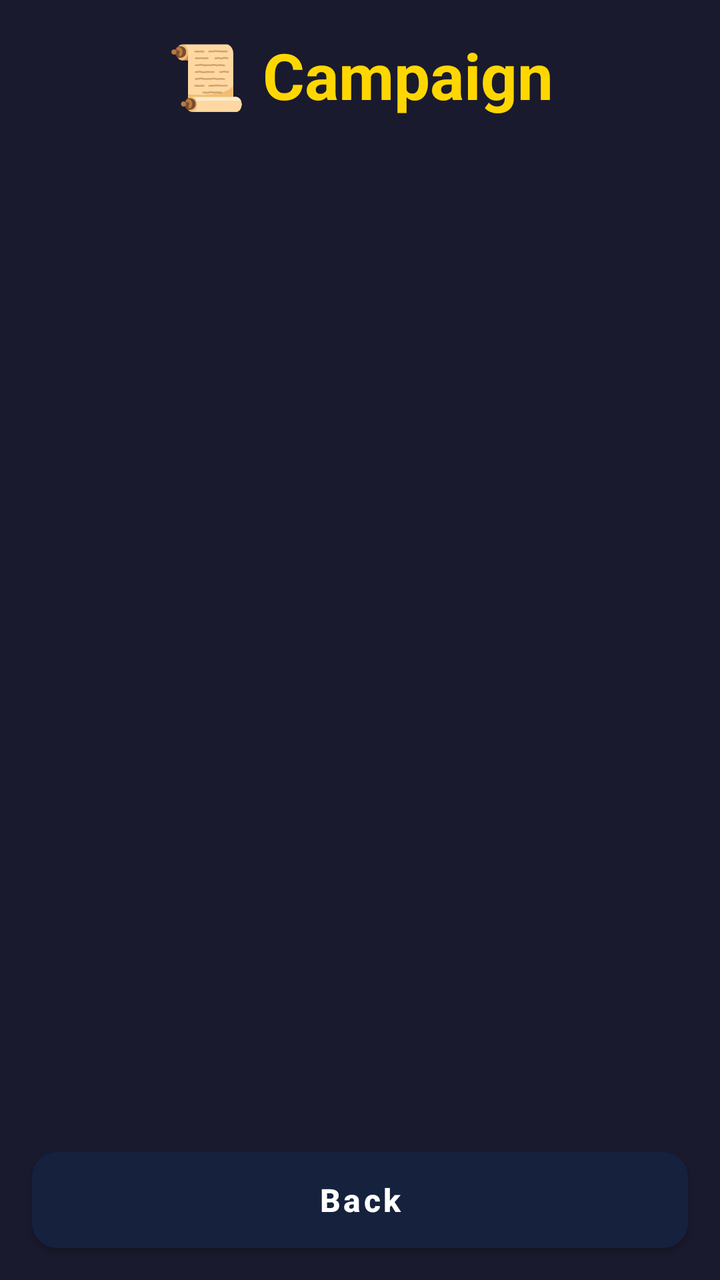
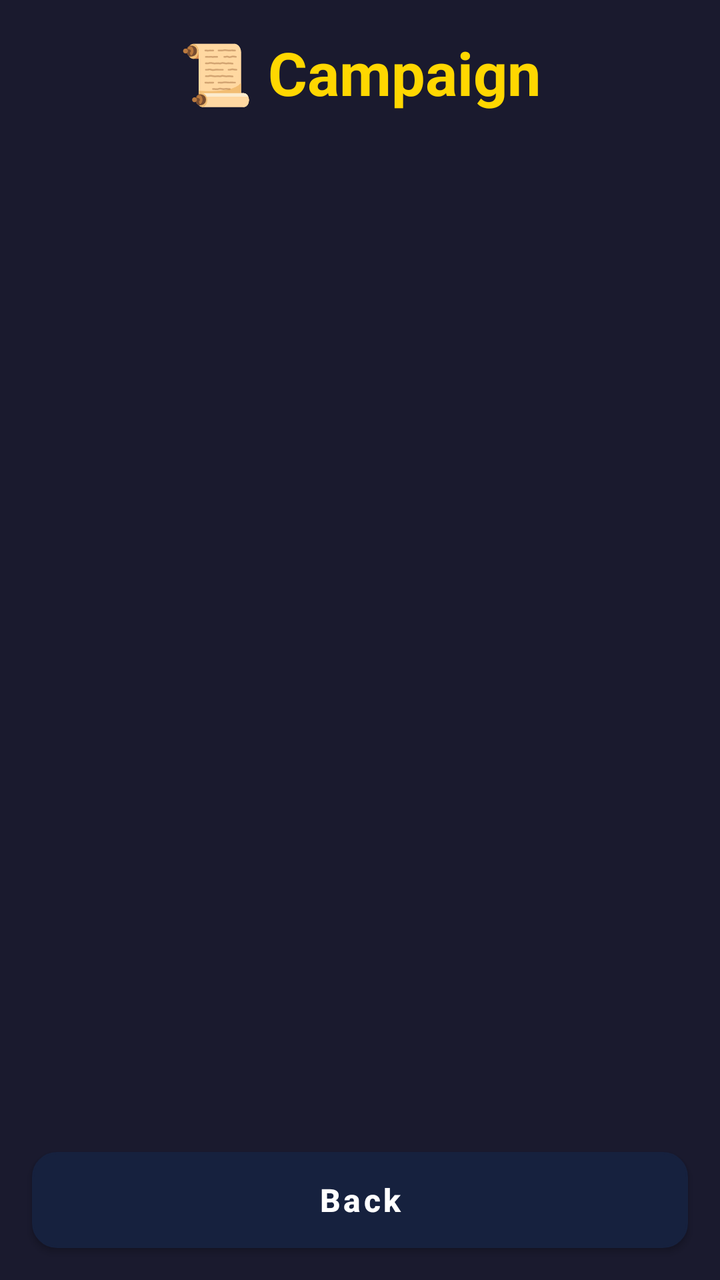

Screens rendered from an Android XML layout before and after an edit, with the pre-edit source and the edit as a unified diff.
<!-- AndroidManifest.xml: application theme Theme.MyApp -->
<!-- res/layout/activity_campaign.xml -->
<?xml version="1.0" encoding="utf-8"?>
<LinearLayout
    xmlns:android="http://schemas.android.com/apk/res/android"
    android:layout_width="match_parent"
    android:layout_height="match_parent"
    android:orientation="vertical"
    android:background="@color/bg_dark">

    
    <LinearLayout
        android:layout_width="match_parent"
        android:layout_height="wrap_content"
        android:orientation="vertical"
        android:padding="16dp"
        android:gravity="center_horizontal">

        <TextView
            android:layout_width="wrap_content"
            android:layout_height="wrap_content"
            android:text="📜 Campaign"
            android:textColor="@color/gold"
            android:textSize="32sp"
            android:textStyle="bold"
            android:gravity="center" />

        <TextView
            android:id="@+id/text_progress"
            android:layout_width="wrap_content"
            android:layout_height="wrap_content"
            android:textColor="@color/text_secondary"
            android:textSize="16sp"
            android:gravity="center"
            android:layout_marginTop="4dp" />
    </LinearLayout>

    
    <ScrollView
        android:layout_width="match_parent"
        android:layout_height="0dp"
        android:layout_weight="1"
        android:paddingHorizontal="16dp">

        <LinearLayout
            android:id="@+id/level_container"
            android:layout_width="match_parent"
            android:layout_height="wrap_content"
            android:orientation="vertical"
            android:paddingBottom="16dp" />
    </ScrollView>

    
    <Button
        android:id="@+id/btn_back"
        android:layout_width="match_parent"
        android:layout_height="48dp"
        android:layout_margin="16dp"
        android:text="@string/back"
        android:textSize="16sp"
        android:textStyle="bold"
        android:textAllCaps="false"
        android:background="@drawable/bg_btn_action"
        android:textColor="#FFFFFF" />

</LinearLayout>
<!-- resources referenced by this layout -->
<resources>
  <color name="bg_dark">#FF1A1A2E</color>
  <color name="gold">#FFFFD700</color>
  <color name="text_secondary">#FFAAAACC</color>
  <!-- drawable bg_btn_action (drawable) -->
  ﻿<?xml version="1.0" encoding="utf-8"?>
  <ripple xmlns:android="http://schemas.android.com/apk/res/android"
      android:color="@color/ripple_light">
      <item>
          <shape android:shape="rectangle">
              <solid android:color="@color/btn_card_bg" />
              <corners android:radius="12dp" />
              <stroke android:width="1dp" android:color="@color/btn_card_border" />
          </shape>
      </item>
  </ripple>
  <string name="back">Back</string>
  <style name="Theme.MyApp" parent="Theme.MaterialComponents.DayNight.NoActionBar">
          <item name="colorPrimary">@color/bg_header</item>
          <item name="colorPrimaryVariant">@color/bg_dark</item>
          <item name="colorOnPrimary">@color/gold</item>
          <item name="colorSecondary">@color/gold</item>
          <item name="colorSecondaryVariant">@color/gold</item>
          <item name="colorOnSecondary">@color/bg_dark</item>
          <item name="android:statusBarColor">@color/bg_header</item>
          <item name="android:navigationBarColor">@color/bg_dark</item>
          <item name="android:windowBackground">@color/bg_dark</item>
      </style>
  <color name="ripple_light">#33FFFFFF</color>
  <color name="btn_card_bg">#202C3F</color>
  <color name="btn_card_border">#3B4E68</color>
  <color name="bg_header">#FF16213E</color>
</resources>

<!-- the commit's change to res/layout/activity_campaign.xml (unified diff, before → after) -->
@@ -15,11 +15,12 @@
         android:gravity="center_horizontal">
 
         <TextView
+            android:id="@+id/text_campaign_title"
             android:layout_width="wrap_content"
             android:layout_height="wrap_content"
             android:text="📜 Campaign"
             android:textColor="@color/gold"
-            android:textSize="32sp"
+            android:textSize="30sp"
             android:textStyle="bold"
             android:gravity="center" />
 
@@ -28,10 +29,27 @@
             android:layout_width="wrap_content"
             android:layout_height="wrap_content"
             android:textColor="@color/text_secondary"
-            android:textSize="16sp"
+            android:textSize="15sp"
             android:gravity="center"
             android:layout_marginTop="4dp" />
     </LinearLayout>
+
+    
+    <HorizontalScrollView
+        android:id="@+id/act_scroll_view"
+        android:layout_width="match_parent"
+        android:layout_height="wrap_content"
+        android:scrollbars="none"
+        android:clipToPadding="false"
+        android:paddingHorizontal="16dp"
+        android:layout_marginBottom="8dp">
+
+        <LinearLayout
+            android:id="@+id/act_tab_container"
+            android:layout_width="wrap_content"
+            android:layout_height="wrap_content"
+            android:orientation="horizontal" />
+    </HorizontalScrollView>
 
     
     <ScrollView
